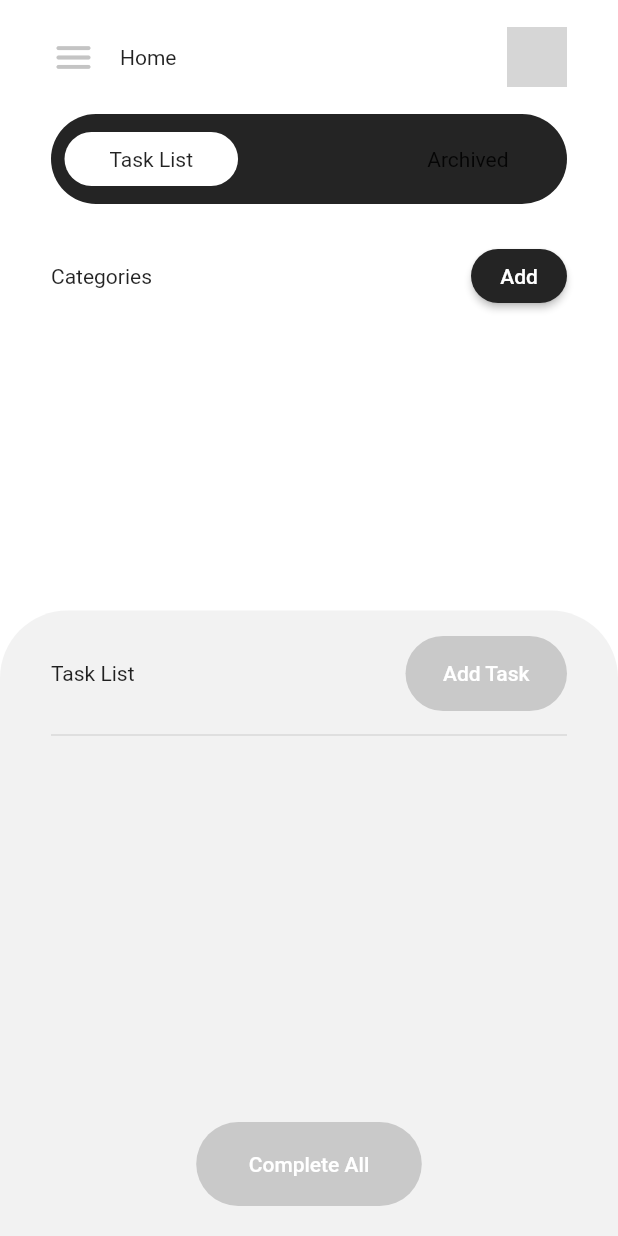
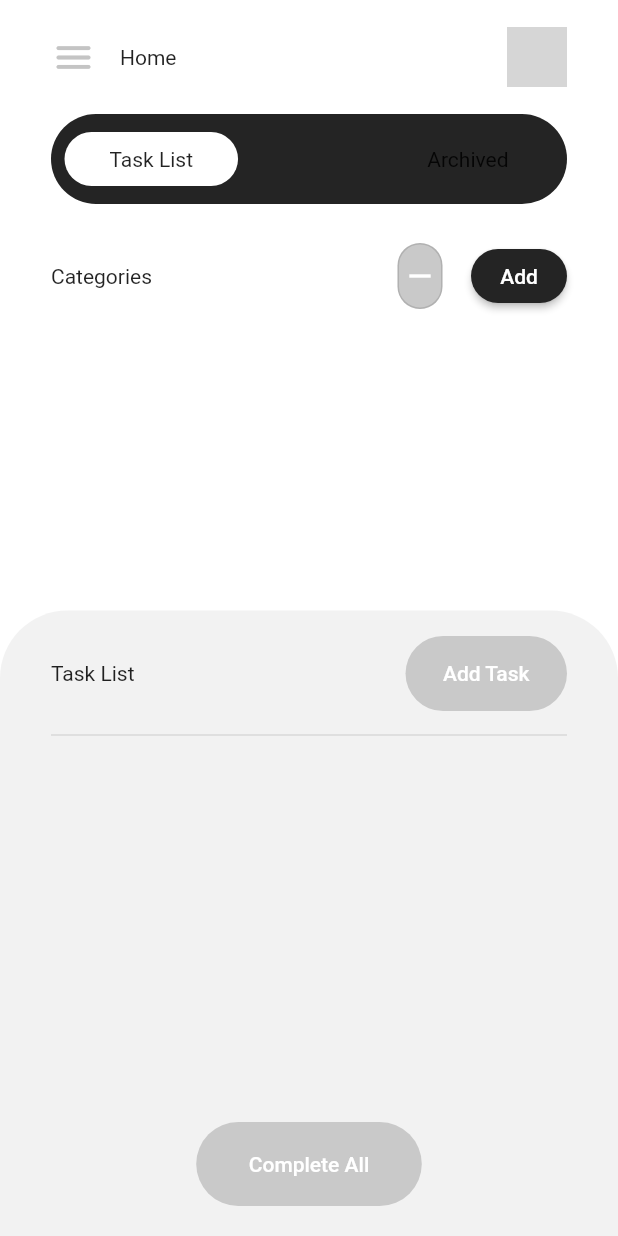
Before and after one commit to Beisenbayev/task-tracker-app, a Flutter app: the screen it shows after launch, on a phone screen of 412 x 824 dp. Run offline on Flutter 3.47's test engine with Material 2 defaults, Android fonts, the phone set to English and light mode, and no system bars; our stand-ins replace flutter_slidable, hive, hive_flutter, shared_preferences; accounts and stored records are empty; statements that could not run were skipped; grey boxes are pictures that could not be loaded.

```diff
--- a/lib/app/home/home_page.dart
+++ b/lib/app/home/home_page.dart
@@ -113,6 +113,9 @@ class _HomeTasksListWidget extends StatelessWidget {
           categoris: _model.categories,
           tasksCount: _model.tasks.length,
           selectedIndex: _model.categoryIndex,
+          removeCategoryMode: _model.removeCategoryMode,
+          toggleRemoveCategoryMode: _model.toggleRemoveCategoryMode,
+          handleRemoveCategory: _model.handleRemoveCategory,
           handleChangeCategory: _model.changeCategoryIndex,
           handleEditCategory: handleEditCategory,
         ),
--- a/lib/app/home/widgets/categories_widget.dart
+++ b/lib/app/home/widgets/categories_widget.dart
@@ -12,6 +12,9 @@ class CategoriesWidget extends StatelessWidget {
   final List<Category> categoris;
   final int tasksCount;
   final int selectedIndex;
+  final bool removeCategoryMode;
+  final void Function() toggleRemoveCategoryMode;
+  final void Function(int) handleRemoveCategory;
   final void Function(int) handleChangeCategory;
   final void Function(int) handleEditCategory;
 
@@ -20,6 +23,9 @@ class CategoriesWidget extends StatelessWidget {
     required this.categoris,
     required this.tasksCount,
     required this.selectedIndex,
+    required this.removeCategoryMode,
+    required this.toggleRemoveCategoryMode,
+    required this.handleRemoveCategory,
     required this.handleChangeCategory,
     required this.handleEditCategory,
   }) : super(key: key);
@@ -30,6 +36,12 @@ class CategoriesWidget extends StatelessWidget {
 
   @override
   Widget build(BuildContext context) {
+    final deleteBtnOnTap =
+        (categoris.isNotEmpty) ? toggleRemoveCategoryMode : null;
+    final deleteBtnStyle = (categoris.isEmpty)
+        ? ButtonThemeShelf.disabledButton(10, 3)
+        : ButtonThemeShelf.secondaryButton(10, 3);
+
     return Column(
       children: [
         Padding(
@@ -40,15 +52,23 @@ class CategoriesWidget extends StatelessWidget {
             mainAxisAlignment: MainAxisAlignment.spaceBetween,
             crossAxisAlignment: CrossAxisAlignment.center,
             children: [
-              Text(
-                'Categories',
-                style: TextThemeShelf.title(18),
+              Expanded(
+                child: Text(
+                  'Categories',
+                  style: TextThemeShelf.title(18),
+                ),
               ),
+              OutlinedButton(
+                onPressed: deleteBtnOnTap,
+                child: const Icon(Icons.remove, size: 24),
+                style: deleteBtnStyle,
+              ),
+              const SizedBox(width: 10),
               ElevatedButton(
                 onPressed: () => handleAddNewCategory(context),
                 child: const Text('Add'),
                 style: ButtonThemeShelf.primaryButton(5, 12),
-              )
+              ),
             ],
           ),
         ),
@@ -74,6 +94,8 @@ class CategoriesWidget extends StatelessWidget {
                   title: category.title,
                   taskCount: tasksCount,
                   isSelected: (index == selectedIndex),
+                  isRemoveMode: removeCategoryMode,
+                  removeCategory: () => handleRemoveCategory(index),
                 ),
               );
             },
--- a/lib/core/widgets/circular_avatar.dart
+++ b/lib/core/widgets/circular_avatar.dart
@@ -53,7 +53,6 @@ class _CircularAvatarWidgetState extends State<CircularAvatarWidget> {
           image: _image,
           fit: BoxFit.cover,
         ),
-        color: Colors.amber,
         borderRadius: const BorderRadius.all(
           Radius.circular(100),
         ),
--- a/pubspec.yaml
+++ b/pubspec.yaml
@@ -15,7 +15,7 @@ publish_to: 'none' # Remove this line if you wish to publish to pub.dev
 # In iOS, build-name is used as CFBundleShortVersionString while build-number used as CFBundleVersion.
 # Read more about iOS versioning at
 # https://developer.apple.com/library/archive/documentation/General/Reference/InfoPlistKeyReference/Articles/CoreFoundationKeys.html
-version: 2.6.6
+version: 2.6.7
 
 environment:
   sdk: ">=2.12.0 <3.0.0"
```
Also changed, not shown: lib/core/models/home_page_model.dart (+16 -0 lines), lib/core/widgets/category_item_widget.dart (+46 -1 lines).
